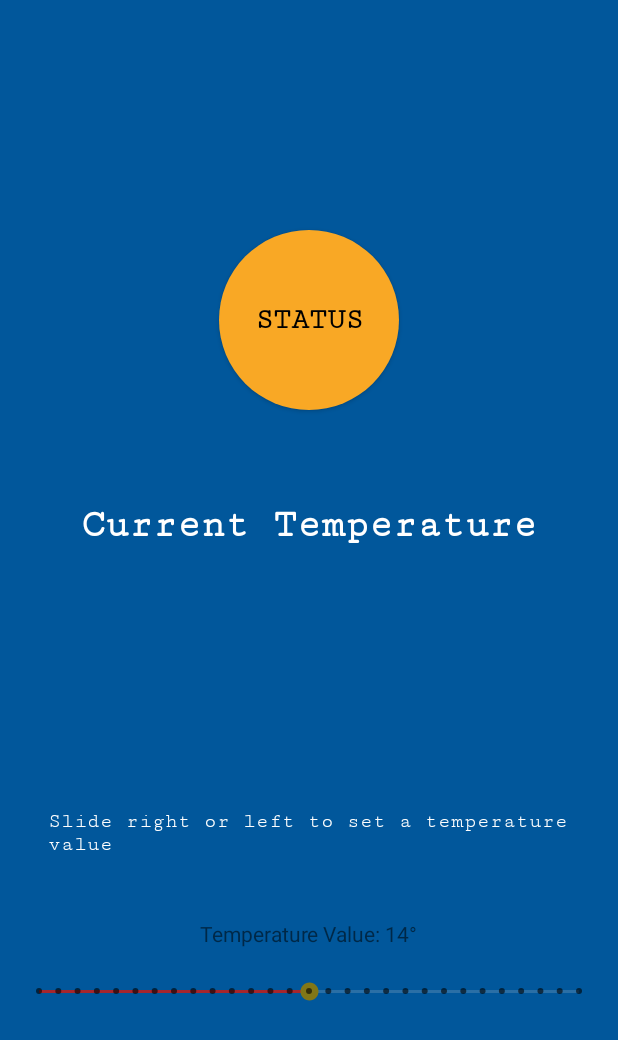
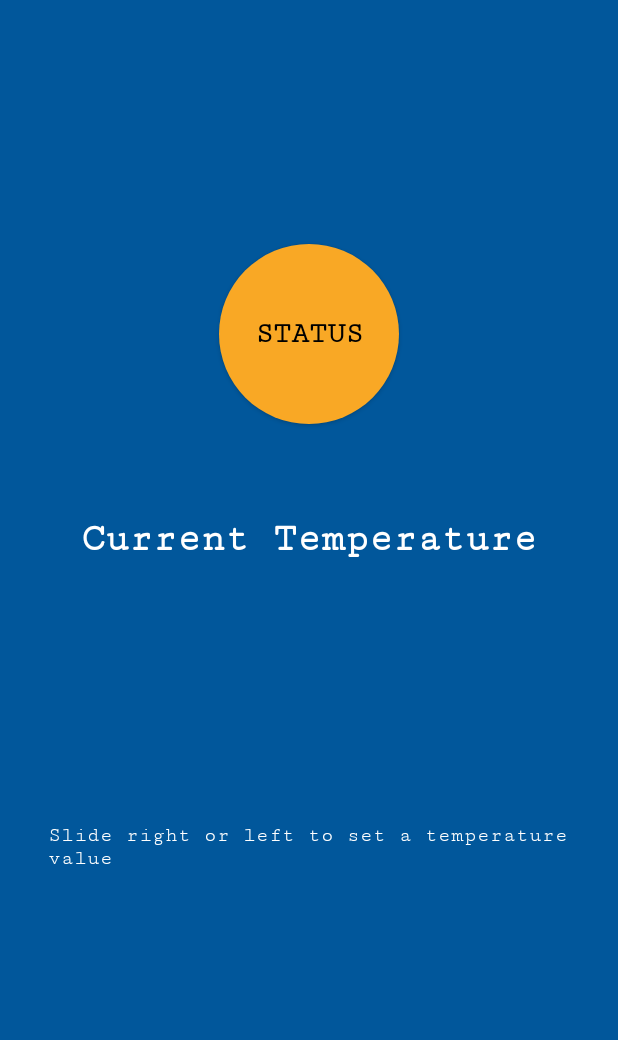
Before and after one commit to Zotri/iot_thermo, an Android app: the StartTempCheckActivity screen opened directly, with no data from a screen before it, on a phone screen of 412 x 824 dp. Shown: the top 1040 px of the screen. Run offline under Robolectric (Android 15) with nearby library versions, the phone set to English and light mode, and no system bars; libraries missing offline, so code that uses them is left out: org.eclipse.paho; 1 statement that could not run was skipped.

Commit message:
refactoring: remove seekBar

```diff
--- a/thermalApp/app/build.gradle
+++ b/thermalApp/app/build.gradle
@@ -34,12 +34,11 @@ android {
 
 dependencies {
     implementation fileTree(dir: 'libs', include: ['*.jar'])
-    implementation 'com.github.rtugeek:colorseekbar:0.0.1'
     implementation 'androidx.appcompat:appcompat:1.2.0'
     implementation 'com.google.android.material:material:1.2.1'
     implementation 'androidx.constraintlayout:constraintlayout:2.0.4'
-    implementation 'androidx.navigation:navigation-fragment:2.3.1'
-    implementation 'androidx.navigation:navigation-ui:2.3.1'
+    implementation 'androidx.navigation:navigation-fragment:2.3.2'
+    implementation 'androidx.navigation:navigation-ui:2.3.2'
     testImplementation 'junit:junit:4.12'
     androidTestImplementation 'androidx.test.ext:junit:1.1.2'
     androidTestImplementation 'androidx.test.espresso:espresso-core:3.3.0'
--- a/thermalApp/app/src/main/java/com/example/thermalapp/StartTempCheckActivity.java
+++ b/thermalApp/app/src/main/java/com/example/thermalapp/StartTempCheckActivity.java
@@ -7,14 +7,7 @@ import androidx.appcompat.app.AppCompatActivity;
 import android.os.Bundle;
 import org.eclipse.paho.android.service.MqttAndroidClient;
 import org.eclipse.paho.client.mqttv3.*;
-import org.json.JSONArray;
 import org.json.JSONObject;
-
-import java.text.MessageFormat;
-import java.util.ArrayList;
-import java.util.Arrays;
-import java.util.Iterator;
-import java.util.List;
 
 public class StartTempCheckActivity extends AppCompatActivity implements MqttCallbackExtended {
     public MqttAndroidClient mqttAndroidClient;
@@ -29,35 +22,10 @@ public class StartTempCheckActivity extends AppCompatActivity implements MqttCal
     TextView topicSelected;
     Button connectMqttBtn;
 
-    TextView seekBarText;
-    int minimumVal = 14;
-
-    float discrete = 0;
-    float start = 0;
-    float end = 100;
-    float start_pos = 0;
-    int start_position = 0;
-
     @Override
     protected void onCreate(Bundle savedInstanceState) {
         super.onCreate(savedInstanceState);
         setContentView(R.layout.activity_start_temp_check);
-
-        start = 14;      //you need to give starting value of SeekBar
-        end = 30;         //you need to give end value of SeekBar
-        start_pos = 16;    //you need to give starting position value of SeekBar
-
-        SeekBar seekBar = findViewById(R.id.seek_bar);
-        seekBar.setProgress(20);
-        seekBar.incrementProgressBy(1);
-        seekBar.setMax(28);
-        seekBar.setOnSeekBarChangeListener(seekBarChangeListener);
-
-        int progress = seekBar.getProgress();
-        seekBarText = findViewById(R.id.text_seek_bar);
-
-        seekBarText.setText(MessageFormat.format("Slide to set temperature degree: {0}°", progress));
-
 
         connectMqttBtn = findViewById(R.id.btn_mqtt_connect);
         connectMqttBtn.setOnClickListener(new View.OnClickListener() {
@@ -69,36 +37,6 @@ public class StartTempCheckActivity extends AppCompatActivity implements MqttCal
                 //finish();
             }
         });
-
-        start_position = (int) (((start_pos - start) / (end - start)) * 100);
-        discrete = start_pos;
-        SeekBar seek = (SeekBar) findViewById(R.id.seek_bar);
-        seek.setProgress(start_position);
-        seek.setOnSeekBarChangeListener(new SeekBar.OnSeekBarChangeListener() {
-            @Override
-            public void onStopTrackingTouch(SeekBar seekBar) {
-                // TODO Auto-generated method stub
-                Toast.makeText(getBaseContext(), "discrete = " + String.valueOf(discrete), Toast.LENGTH_SHORT).show();
-            }
-
-            @Override
-            public void onStartTrackingTouch(SeekBar seekBar) {
-                // TODO Auto-generated method stub
-
-            }
-
-            @Override
-            public void onProgressChanged(SeekBar seekBar, int progress, boolean fromUser) {
-                // TODO Auto-generated method stub
-                // To convert it as discrete value
-                float temp = progress;
-                float dis = end - start;
-                discrete = (start + ((temp / 100) * dis));
-                seekBarText.setText(MessageFormat.format("Temperature Value: {0}°", progress));
-            }
-        });
-
-
     }
 
     private void startMqtt() {
@@ -165,31 +103,6 @@ public class StartTempCheckActivity extends AppCompatActivity implements MqttCal
 
     }
 
-    SeekBar.OnSeekBarChangeListener seekBarChangeListener = new SeekBar.OnSeekBarChangeListener() {
-
-        @Override
-        public void onProgressChanged(SeekBar seekBar, int progress, boolean fromUser) {
-            if (progress >= minimumVal) {
-                seekBar.setProgress(progress);
-                seekBarText.setText(MessageFormat.format("Temperature Value: {0}°", progress));
-            } else {
-                seekBar.setProgress(minimumVal);
-            }
-        }
-
-        @Override
-        public void onStartTrackingTouch(SeekBar seekBar) {
-            // called when the user first touches the SeekBar
-            Toast.makeText(StartTempCheckActivity.this,
-                    "Set temperature value on", Toast.LENGTH_SHORT).show();
-        }
-
-        @Override
-        public void onStopTrackingTouch(SeekBar seekBar) {
-            Toast.makeText(StartTempCheckActivity.this,
-                    "Temperature is set", Toast.LENGTH_SHORT).show();
-        }
-    };
 
     @Override
     public void connectionLost(Throwable cause) {
--- a/thermalApp/app/src/main/res/layout/activity_start_temp_check.xml
+++ b/thermalApp/app/src/main/res/layout/activity_start_temp_check.xml
@@ -73,15 +73,5 @@
                 android:layout_margin="20dp"
                 android:layout_width="wrap_content"
                 android:layout_height="wrap_content"/>
-
-        <SeekBar
-                android:theme="@style/MySeekBar"
-                style="@style/Widget.AppCompat.SeekBar.Discrete"
-                android:id="@+id/seek_bar"
-                android:layout_width="match_parent"
-                android:layout_height="wrap_content"
-                android:progress="15"
-                android:max="28"
-        />
     </LinearLayout>
 </RelativeLayout>
--- a/thermalApp/app/src/main/res/values/styles.xml
+++ b/thermalApp/app/src/main/res/values/styles.xml
@@ -11,11 +11,6 @@
         <item name="windowActionBar">false</item>
         <item name="windowNoTitle">true</item>
     </style>
-    <style name="MySeekBar" parent="Widget.AppCompat.SeekBar">
-        <item name="android:progressBackgroundTint">#A9EDE0DC</item>
-        <item name="android:progressTint">#DFB71C1C</item>
-        <item name="android:colorControlActivated">#827717</item>
-    </style>
     <style name="AppTheme.AppBarOverlay" parent="ThemeOverlay.AppCompat.Dark.ActionBar"/>
     <style name="AppTheme.PopupOverlay" parent="ThemeOverlay.AppCompat.Light"/>
 
```
Also changed, not shown: thermalApp/app/src/main/res/drawable/seek_bar_layout.xml (deleted, +0 -29 lines).
